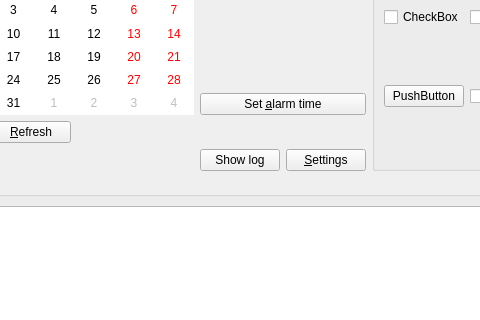
This is src/gui/ui/mainwindow.ui in flexoid/QRtcAlarm as Qt 5 draws it before an edit; both pictures show x 139 to 619 and y 82 to 402 of the 740 by 551 pixel window. The edited form follows.
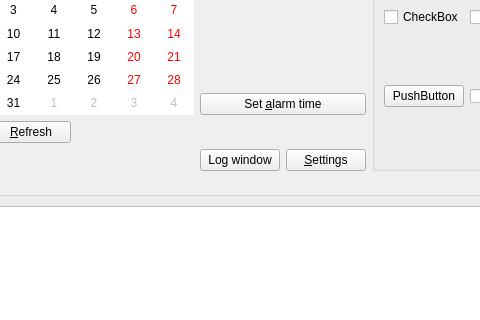
This is the edited form. Custom widgets are drawn as their Qt base class.

Commit message: Fixed incorrect behavior of the window log

```diff
--- a/src/gui/ui/mainwindow.ui
+++ b/src/gui/ui/mainwindow.ui
@@ -144,7 +144,7 @@
         <item>
          <widget class="QPushButton" name="showLogButton">
           <property name="text">
-           <string>Show log</string>
+           <string>Log window</string>
           </property>
           <property name="checkable">
            <bool>true</bool>
```
Left out of the diff: 2 changed lines with no effect on the pictures. The commit also changes 2 other files.
